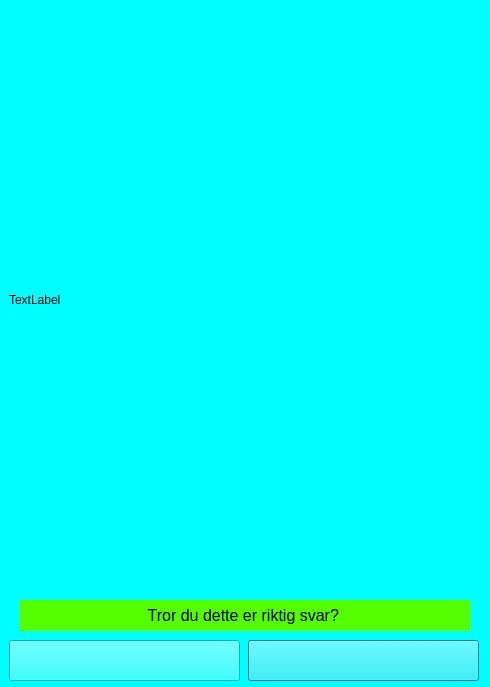
Before: the Qt Designer form SKOGKK/KKOGSK/secondwindowdialog.ui in Strauts/AppDeployment, drawn with Qt 5.
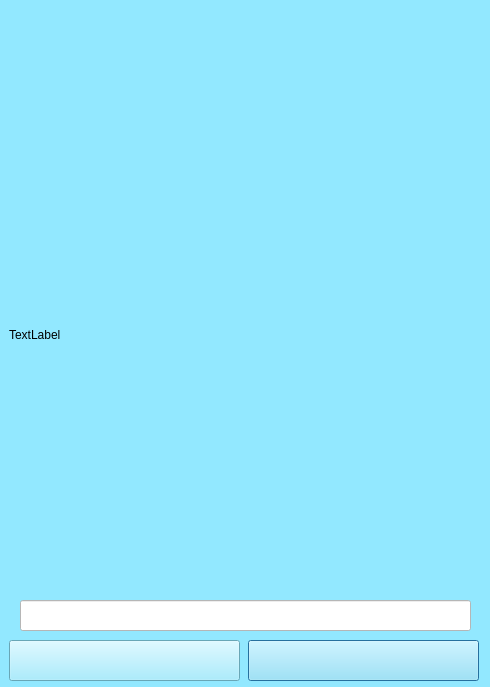
After: the same form once the commit is applied. Icons and pictures are not drawn.

```diff
--- a/SKOGKK/KKOGSK/secondwindowdialog.ui
+++ b/SKOGKK/KKOGSK/secondwindowdialog.ui
@@ -14,15 +14,15 @@
    <string>Dialog</string>
   </property>
   <property name="styleSheet">
-   <string notr="true">background-color: rgb(0, 255, 255);</string>
+   <string notr="true">background-color: rgb(146, 232, 255);</string>
   </property>
   <widget class="QLabel" name="label">
    <property name="geometry">
     <rect>
      <x>9</x>
-     <y>9</y>
+     <y>79</y>
      <width>471</width>
-     <height>581</height>
+     <height>511</height>
     </rect>
    </property>
    <property name="text">
@@ -61,7 +61,43 @@
     <string/>
    </property>
   </widget>
-  <widget class="QPushButton" name="pushButton_3">
+  <widget class="QLabel" name="label_2">
+   <property name="geometry">
+    <rect>
+     <x>20</x>
+     <y>10</y>
+     <width>451</width>
+     <height>21</height>
+    </rect>
+   </property>
+   <property name="font">
+    <font>
+     <pointsize>12</pointsize>
+    </font>
+   </property>
+   <property name="text">
+    <string/>
+   </property>
+  </widget>
+  <widget class="QLabel" name="label_3">
+   <property name="geometry">
+    <rect>
+     <x>10</x>
+     <y>40</y>
+     <width>471</width>
+     <height>21</height>
+    </rect>
+   </property>
+   <property name="font">
+    <font>
+     <pointsize>12</pointsize>
+    </font>
+   </property>
+   <property name="text">
+    <string/>
+   </property>
+  </widget>
+  <widget class="QLineEdit" name="lineEdit">
    <property name="geometry">
     <rect>
      <x>20</x>
@@ -76,12 +112,7 @@
     </font>
    </property>
    <property name="styleSheet">
-    <string notr="true">color: rgb(0, 0, 0);
-background-color: rgb(85, 255, 0);
-border:none;</string>
-   </property>
-   <property name="text">
-    <string>Tror du dette er riktig svar? </string>
+    <string notr="true">background-color: rgb(255, 255, 255);</string>
    </property>
   </widget>
  </widget>
```
